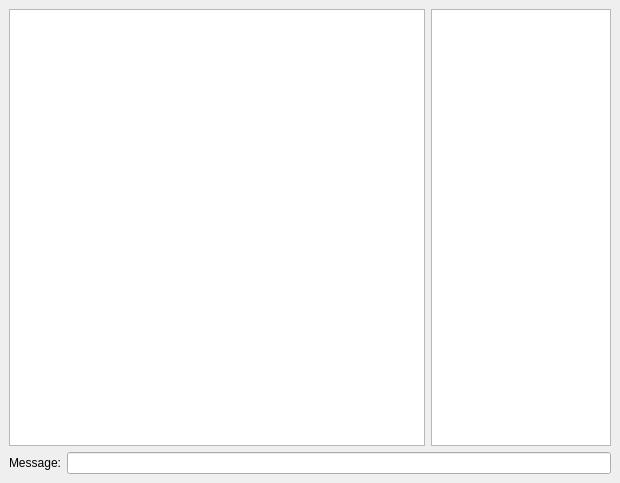
Before: the Qt Designer form Freechat/freechat.ui in bogdyname/Freechat-Linux, drawn with Qt 5.
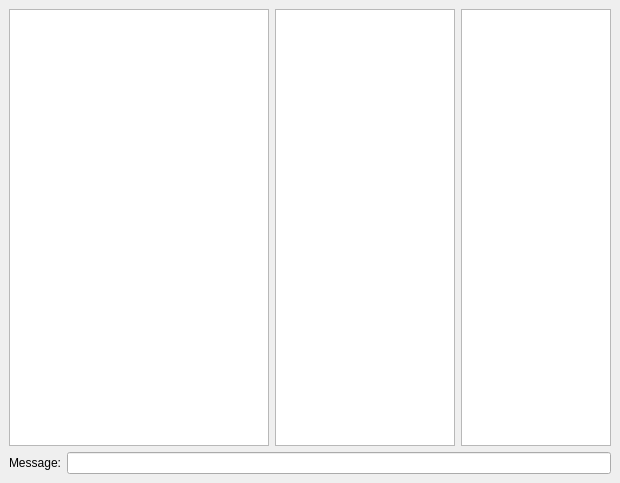
After: the same form once the commit is applied. Icons and pictures are not drawn.

```diff
--- a/Freechat/freechat.ui
+++ b/Freechat/freechat.ui
@@ -76,6 +76,16 @@
        </property>
       </widget>
      </item>
+     <item>
+      <widget class="QTextEdit" name="listViewWithNetworkData">
+       <property name="maximumSize">
+        <size>
+         <width>150</width>
+         <height>16777215</height>
+        </size>
+       </property>
+      </widget>
+     </item>
     </layout>
    </item>
    <item>
```
